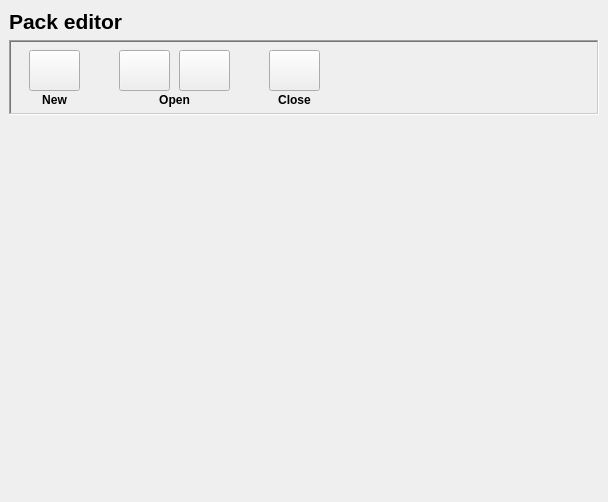
Old version of the form ui/packEditor/packeditor.ui in the repository Open-Typer/Open-Typer.
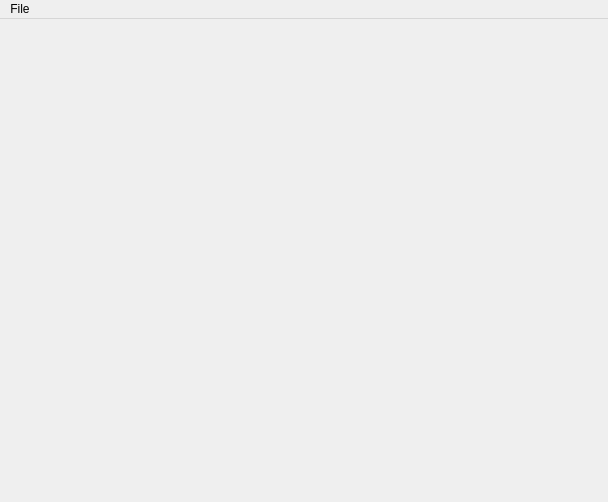
New version of the form. Icons and pictures are not drawn.

Commit message: ui: packEditor: Switch to menu bar

```diff
--- a/ui/packEditor/packeditor.ui
+++ b/ui/packEditor/packeditor.ui
@@ -19,201 +19,15 @@
   </property>
   <layout class="QGridLayout" name="gridLayout">
    <property name="leftMargin">
-    <number>9</number>
+    <number>0</number>
    </property>
    <property name="topMargin">
-    <number>9</number>
+    <number>0</number>
    </property>
    <property name="rightMargin">
-    <number>9</number>
+    <number>0</number>
    </property>
    <item row="1" column="0">
-    <widget class="QFrame" name="mainMenuFrame">
-     <property name="minimumSize">
-      <size>
-       <width>0</width>
-       <height>75</height>
-      </size>
-     </property>
-     <property name="frameShape">
-      <enum>QFrame::WinPanel</enum>
-     </property>
-     <property name="frameShadow">
-      <enum>QFrame::Sunken</enum>
-     </property>
-     <widget class="QPushButton" name="newFileButton">
-      <property name="geometry">
-       <rect>
-        <x>20</x>
-        <y>10</y>
-        <width>51</width>
-        <height>41</height>
-       </rect>
-      </property>
-      <property name="focusPolicy">
-       <enum>Qt::NoFocus</enum>
-      </property>
-      <property name="text">
-       <string notr="true"/>
-      </property>
-      <property name="icon">
-       <iconset resource="../../res.qrc">
-        <normaloff>:/res/images/new.png</normaloff>:/res/images/new.png</iconset>
-      </property>
-      <property name="iconSize">
-       <size>
-        <width>26</width>
-        <height>26</height>
-       </size>
-      </property>
-     </widget>
-     <widget class="QLabel" name="newFileLabel">
-      <property name="geometry">
-       <rect>
-        <x>10</x>
-        <y>50</y>
-        <width>71</width>
-        <height>20</height>
-       </rect>
-      </property>
-      <property name="font">
-       <font>
-        <weight>75</weight>
-        <bold>true</bold>
-       </font>
-      </property>
-      <property name="text">
-       <string>New</string>
-      </property>
-      <property name="alignment">
-       <set>Qt::AlignCenter</set>
-      </property>
-     </widget>
-     <widget class="QPushButton" name="openFileButton">
-      <property name="geometry">
-       <rect>
-        <x>110</x>
-        <y>10</y>
-        <width>51</width>
-        <height>41</height>
-       </rect>
-      </property>
-      <property name="focusPolicy">
-       <enum>Qt::NoFocus</enum>
-      </property>
-      <property name="text">
-       <string notr="true"/>
-      </property>
-      <property name="icon">
-       <iconset resource="../../res.qrc">
-        <normaloff>:/res/images/open.png</normaloff>:/res/images/open.png</iconset>
-      </property>
-      <property name="iconSize">
-       <size>
-        <width>36</width>
-        <height>36</height>
-       </size>
-      </property>
-     </widget>
-     <widget class="QLabel" name="openFileLabel">
-      <property name="geometry">
-       <rect>
-        <x>130</x>
-        <y>50</y>
-        <width>71</width>
-        <height>20</height>
-       </rect>
-      </property>
-      <property name="font">
-       <font>
-        <weight>75</weight>
-        <bold>true</bold>
-       </font>
-      </property>
-      <property name="text">
-       <string>Open</string>
-      </property>
-      <property name="alignment">
-       <set>Qt::AlignCenter</set>
-      </property>
-     </widget>
-     <widget class="QLabel" name="closeLabel">
-      <property name="geometry">
-       <rect>
-        <x>250</x>
-        <y>50</y>
-        <width>71</width>
-        <height>20</height>
-       </rect>
-      </property>
-      <property name="font">
-       <font>
-        <weight>75</weight>
-        <bold>true</bold>
-       </font>
-      </property>
-      <property name="text">
-       <string>Close</string>
-      </property>
-      <property name="alignment">
-       <set>Qt::AlignCenter</set>
-      </property>
-     </widget>
-     <widget class="QPushButton" name="closeButton">
-      <property name="geometry">
-       <rect>
-        <x>260</x>
-        <y>10</y>
-        <width>51</width>
-        <height>41</height>
-       </rect>
-      </property>
-      <property name="focusPolicy">
-       <enum>Qt::NoFocus</enum>
-      </property>
-      <property name="text">
-       <string notr="true"/>
-      </property>
-      <property name="icon">
-       <iconset resource="../../res.qrc">
-        <normaloff>:/res/images/close.png</normaloff>:/res/images/close.png</iconset>
-      </property>
-      <property name="iconSize">
-       <size>
-        <width>36</width>
-        <height>36</height>
-       </size>
-      </property>
-     </widget>
-     <widget class="QPushButton" name="openPrebuiltButton">
-      <property name="geometry">
-       <rect>
-        <x>170</x>
-        <y>10</y>
-        <width>51</width>
-        <height>41</height>
-       </rect>
-      </property>
-      <property name="focusPolicy">
-       <enum>Qt::NoFocus</enum>
-      </property>
-      <property name="text">
-       <string notr="true"/>
-      </property>
-      <property name="icon">
-       <iconset resource="../../res.qrc">
-        <normaloff>:/res/images/packEditor.png</normaloff>:/res/images/packEditor.png</iconset>
-      </property>
-      <property name="iconSize">
-       <size>
-        <width>36</width>
-        <height>36</height>
-       </size>
-      </property>
-     </widget>
-    </widget>
-   </item>
-   <item row="2" column="0">
     <widget class="QTabWidget" name="fileTabWidget">
      <property name="documentMode">
       <bool>true</bool>
@@ -227,20 +41,19 @@
     </widget>
    </item>
    <item row="0" column="0">
-    <widget class="QLabel" name="titleLabel">
-     <property name="font">
-      <font>
-       <pointsize>16</pointsize>
-       <weight>75</weight>
-       <bold>true</bold>
-      </font>
-     </property>
-     <property name="focusPolicy">
-      <enum>Qt::NoFocus</enum>
-     </property>
-     <property name="text">
-      <string>Pack editor</string>
-     </property>
+    <widget class="QMenuBar" name="menuBar">
+     <widget class="QMenu" name="menuFile">
+      <property name="title">
+       <string>File</string>
+      </property>
+      <addaction name="newFileAction"/>
+      <addaction name="openFileAction"/>
+      <addaction name="openPrebuiltAction"/>
+      <addaction name="separator"/>
+      <addaction name="saveAction"/>
+      <addaction name="saveAsAction"/>
+     </widget>
+     <addaction name="menuFile"/>
     </widget>
    </item>
   </layout>
```
Left out of the diff: 25 changed lines with no effect on the pictures.
